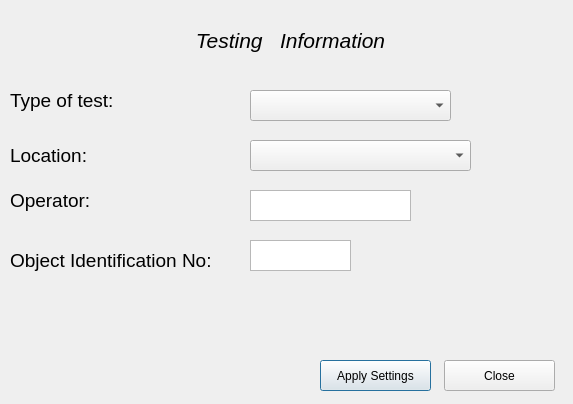
Above: GUI/testselection.ui from AudreyFrancisco/SingleLadderQualification before the change. Below: the same form after it.
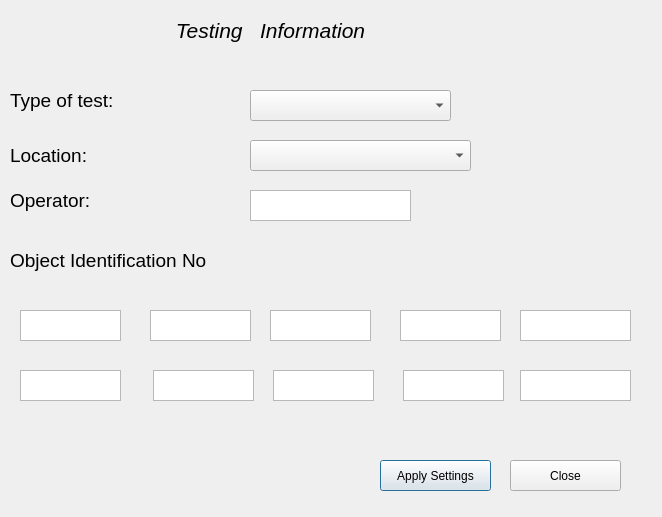
That is the form after the change.

What changed in the file:
```diff
--- a/GUI/testselection.ui
+++ b/GUI/testselection.ui
@@ -6,8 +6,8 @@
    <rect>
     <x>0</x>
     <y>0</y>
-    <width>573</width>
-    <height>404</height>
+    <width>662</width>
+    <height>517</height>
    </rect>
   </property>
   <property name="windowTitle">
@@ -16,8 +16,8 @@
   <widget class="QLabel" name="testinginfo">
    <property name="geometry">
     <rect>
-     <x>120</x>
-     <y>20</y>
+     <x>100</x>
+     <y>10</y>
      <width>331</width>
      <height>41</height>
     </rect>
@@ -83,14 +83,14 @@
     </font>
    </property>
    <property name="text">
-    <string>Object Identification No:</string>
+    <string>Object Identification No</string>
    </property>
   </widget>
   <widget class="QPushButton" name="settings">
    <property name="geometry">
     <rect>
-     <x>320</x>
-     <y>360</y>
+     <x>380</x>
+     <y>460</y>
      <width>111</width>
      <height>31</height>
     </rect>
@@ -112,8 +112,8 @@
   <widget class="QTextEdit" name="id">
    <property name="geometry">
     <rect>
-     <x>250</x>
-     <y>240</y>
+     <x>20</x>
+     <y>310</y>
      <width>101</width>
      <height>31</height>
     </rect>
@@ -187,8 +187,8 @@
   <widget class="QPushButton" name="close">
    <property name="geometry">
     <rect>
-     <x>444</x>
-     <y>360</y>
+     <x>510</x>
+     <y>460</y>
      <width>111</width>
      <height>31</height>
     </rect>
@@ -227,6 +227,96 @@
     </rect>
    </property>
   </widget>
+  <widget class="QTextEdit" name="t2">
+   <property name="geometry">
+    <rect>
+     <x>150</x>
+     <y>310</y>
+     <width>101</width>
+     <height>31</height>
+    </rect>
+   </property>
+  </widget>
+  <widget class="QTextEdit" name="t3">
+   <property name="geometry">
+    <rect>
+     <x>270</x>
+     <y>310</y>
+     <width>101</width>
+     <height>31</height>
+    </rect>
+   </property>
+  </widget>
+  <widget class="QTextEdit" name="t4">
+   <property name="geometry">
+    <rect>
+     <x>400</x>
+     <y>310</y>
+     <width>101</width>
+     <height>31</height>
+    </rect>
+   </property>
+  </widget>
+  <widget class="QTextEdit" name="t5">
+   <property name="geometry">
+    <rect>
+     <x>520</x>
+     <y>310</y>
+     <width>111</width>
+     <height>31</height>
+    </rect>
+   </property>
+  </widget>
+  <widget class="QTextEdit" name="d1">
+   <property name="geometry">
+    <rect>
+     <x>20</x>
+     <y>370</y>
+     <width>101</width>
+     <height>31</height>
+    </rect>
+   </property>
+  </widget>
+  <widget class="QTextEdit" name="d2">
+   <property name="geometry">
+    <rect>
+     <x>153</x>
+     <y>370</y>
+     <width>101</width>
+     <height>31</height>
+    </rect>
+   </property>
+  </widget>
+  <widget class="QTextEdit" name="d3">
+   <property name="geometry">
+    <rect>
+     <x>273</x>
+     <y>370</y>
+     <width>101</width>
+     <height>31</height>
+    </rect>
+   </property>
+  </widget>
+  <widget class="QTextEdit" name="d4">
+   <property name="geometry">
+    <rect>
+     <x>403</x>
+     <y>370</y>
+     <width>101</width>
+     <height>31</height>
+    </rect>
+   </property>
+  </widget>
+  <widget class="QTextEdit" name="d5">
+   <property name="geometry">
+    <rect>
+     <x>520</x>
+     <y>370</y>
+     <width>111</width>
+     <height>31</height>
+    </rect>
+   </property>
+  </widget>
  </widget>
  <resources/>
  <connections/>
```
